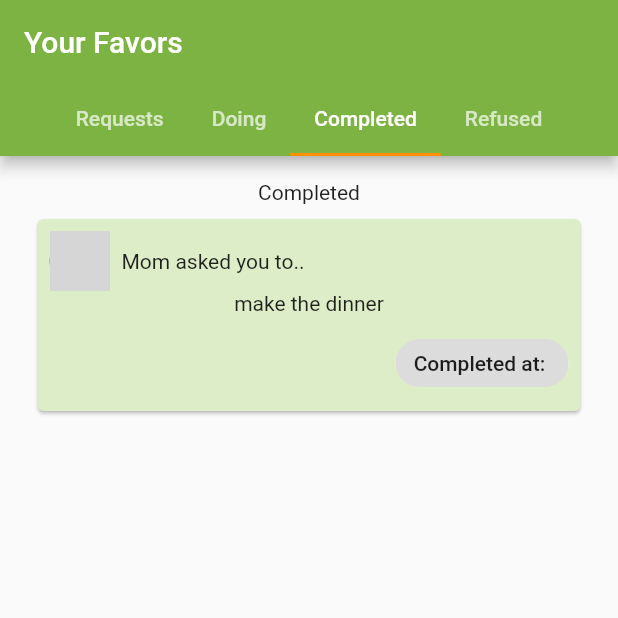
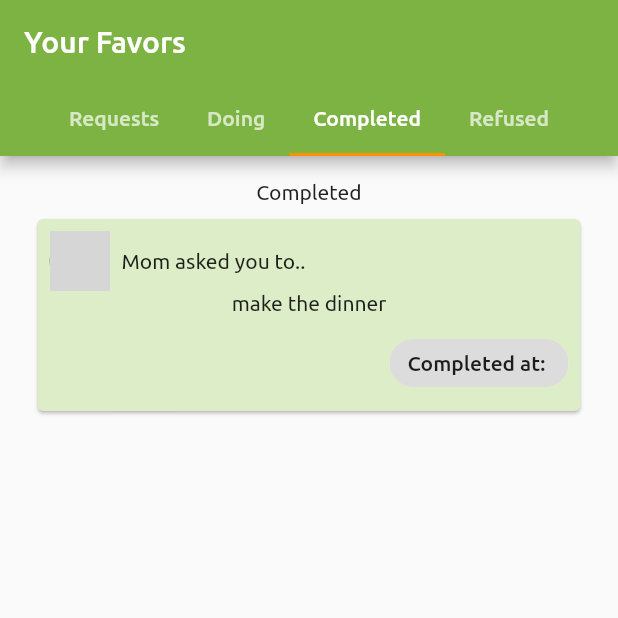
Before and after one commit to doivjpxx/favor_app, a Flutter app: the screen it shows after launch, tab 3 chosen, on a phone screen of 412 x 824 dp, the top half of it. Run offline on Flutter 3.47's test engine with Material 2 defaults, Android fonts, the phone set to English and light mode, and no system bars; our stand-ins replace datetime_picker_formfield; network calls fail; grey boxes are pictures that could not be loaded.

Commit message:
add fonts

```diff
--- a/lib/main.dart
+++ b/lib/main.dart
@@ -8,6 +8,7 @@ void main() => runApp(MyApp());
 class MyApp extends StatelessWidget {
 
   final lightTheme = ThemeData(
+    fontFamily: "Ubuntu",
     primarySwatch: Colors.lightGreen,
     primaryColor: Colors.lightGreen.shade600,
     accentColor: Colors.orangeAccent.shade400,
```
Also changed, not shown: pubspec.yaml (+10 -0 lines), assets/fonts/Ubuntu-Bold.ttf (added), assets/fonts/Ubuntu-Italic.ttf (added), assets/fonts/Ubuntu-Medium.ttf (added), assets/fonts/Ubuntu-Regular.ttf (added).
